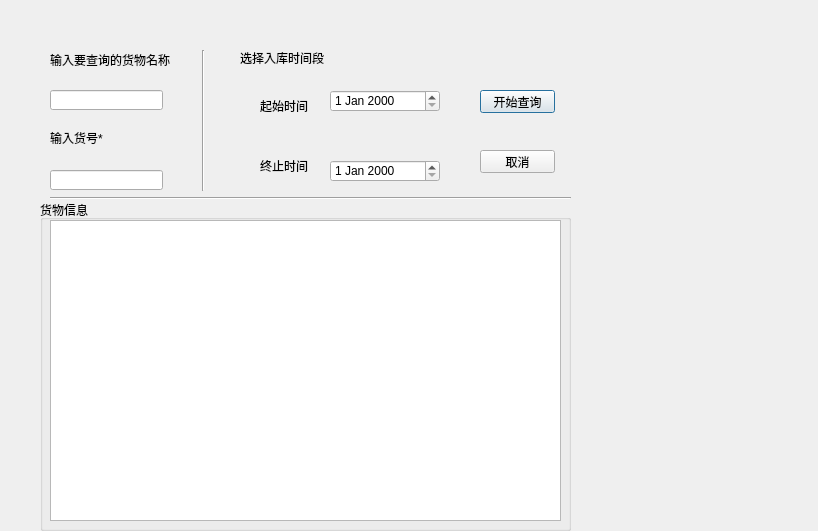
Qt form ui/askGoodToLookDlg.ui (Jadecity/StorePro) before a commit.
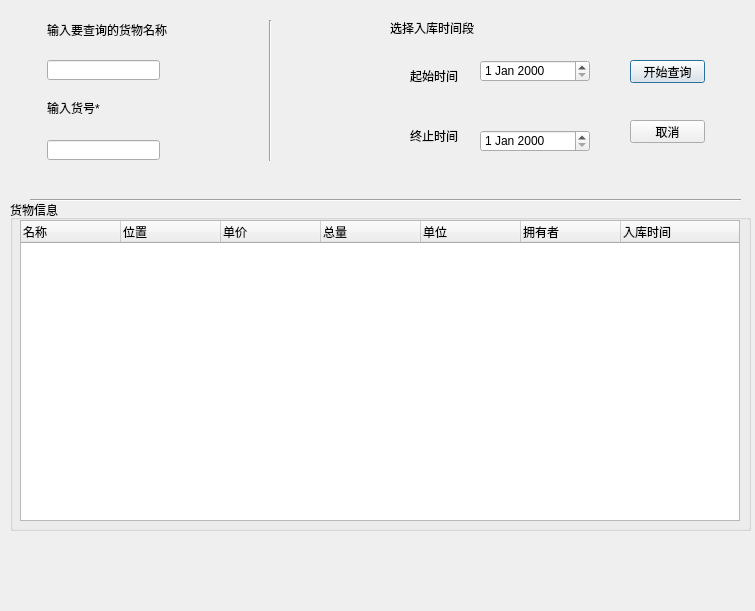
The same form after that commit.

Patch:
```diff
--- a/ui/askGoodToLookDlg.ui
+++ b/ui/askGoodToLookDlg.ui
@@ -6,8 +6,8 @@
    <rect>
     <x>0</x>
     <y>0</y>
-    <width>818</width>
-    <height>531</height>
+    <width>755</width>
+    <height>611</height>
    </rect>
   </property>
   <property name="windowTitle">
@@ -16,8 +16,8 @@
   <widget class="QLabel" name="label">
    <property name="geometry">
     <rect>
-     <x>50</x>
-     <y>50</y>
+     <x>47</x>
+     <y>20</y>
      <width>131</width>
      <height>20</height>
     </rect>
@@ -29,8 +29,8 @@
   <widget class="QLabel" name="label_2">
    <property name="geometry">
     <rect>
-     <x>50</x>
-     <y>130</y>
+     <x>47</x>
+     <y>100</y>
      <width>121</width>
      <height>16</height>
     </rect>
@@ -42,8 +42,8 @@
   <widget class="QLineEdit" name="editGoodName">
    <property name="geometry">
     <rect>
-     <x>50</x>
-     <y>90</y>
+     <x>47</x>
+     <y>60</y>
      <width>113</width>
      <height>20</height>
     </rect>
@@ -52,8 +52,8 @@
   <widget class="QLineEdit" name="editGoodNo">
    <property name="geometry">
     <rect>
-     <x>50</x>
-     <y>170</y>
+     <x>47</x>
+     <y>140</y>
      <width>113</width>
      <height>20</height>
     </rect>
@@ -62,8 +62,8 @@
   <widget class="QLabel" name="label_3">
    <property name="geometry">
     <rect>
-     <x>240</x>
-     <y>50</y>
+     <x>390</x>
+     <y>20</y>
      <width>101</width>
      <height>16</height>
     </rect>
@@ -75,8 +75,8 @@
   <widget class="QDateEdit" name="dateFrom">
    <property name="geometry">
     <rect>
-     <x>330</x>
-     <y>90</y>
+     <x>480</x>
+     <y>60</y>
      <width>110</width>
      <height>22</height>
     </rect>
@@ -85,8 +85,8 @@
   <widget class="QLabel" name="label_4">
    <property name="geometry">
     <rect>
-     <x>260</x>
-     <y>100</y>
+     <x>410</x>
+     <y>70</y>
      <width>54</width>
      <height>12</height>
     </rect>
@@ -98,8 +98,8 @@
   <widget class="Line" name="line">
    <property name="geometry">
     <rect>
-     <x>193</x>
-     <y>50</y>
+     <x>260</x>
+     <y>20</y>
      <width>20</width>
      <height>141</height>
     </rect>
@@ -111,8 +111,8 @@
   <widget class="QLabel" name="label_5">
    <property name="geometry">
     <rect>
-     <x>260</x>
-     <y>160</y>
+     <x>410</x>
+     <y>130</y>
      <width>54</width>
      <height>12</height>
     </rect>
@@ -124,8 +124,8 @@
   <widget class="QDateEdit" name="dateTo">
    <property name="geometry">
     <rect>
-     <x>330</x>
-     <y>160</y>
+     <x>480</x>
+     <y>130</y>
      <width>110</width>
      <height>22</height>
     </rect>
@@ -134,8 +134,8 @@
   <widget class="QPushButton" name="queryBtn">
    <property name="geometry">
     <rect>
-     <x>480</x>
-     <y>90</y>
+     <x>630</x>
+     <y>60</y>
      <width>75</width>
      <height>23</height>
     </rect>
@@ -147,8 +147,8 @@
   <widget class="QPushButton" name="cancleBtn">
    <property name="geometry">
     <rect>
-     <x>480</x>
-     <y>150</y>
+     <x>630</x>
+     <y>120</y>
      <width>75</width>
      <height>23</height>
     </rect>
@@ -160,10 +160,10 @@
   <widget class="Line" name="line_2">
    <property name="geometry">
     <rect>
-     <x>50</x>
+     <x>30</x>
      <y>190</y>
-     <width>521</width>
-     <height>16</height>
+     <width>711</width>
+     <height>20</height>
     </rect>
    </property>
    <property name="orientation">
@@ -173,24 +173,59 @@
   <widget class="QGroupBox" name="groupBox">
    <property name="geometry">
     <rect>
-     <x>40</x>
+     <x>10</x>
      <y>200</y>
-     <width>531</width>
+     <width>741</width>
      <height>331</height>
     </rect>
    </property>
    <property name="title">
     <string>货物信息</string>
    </property>
-   <widget class="QListView" name="listView">
+   <widget class="QTreeWidget" name="treeWidget">
     <property name="geometry">
      <rect>
       <x>10</x>
       <y>20</y>
-      <width>511</width>
+      <width>720</width>
       <height>301</height>
      </rect>
     </property>
+    <column>
+     <property name="text">
+      <string>名称</string>
+     </property>
+    </column>
+    <column>
+     <property name="text">
+      <string>位置 </string>
+     </property>
+    </column>
+    <column>
+     <property name="text">
+      <string>单价</string>
+     </property>
+    </column>
+    <column>
+     <property name="text">
+      <string>总量</string>
+     </property>
+    </column>
+    <column>
+     <property name="text">
+      <string>单位</string>
+     </property>
+    </column>
+    <column>
+     <property name="text">
+      <string>拥有者</string>
+     </property>
+    </column>
+    <column>
+     <property name="text">
+      <string>入库时间</string>
+     </property>
+    </column>
    </widget>
   </widget>
  </widget>
```
